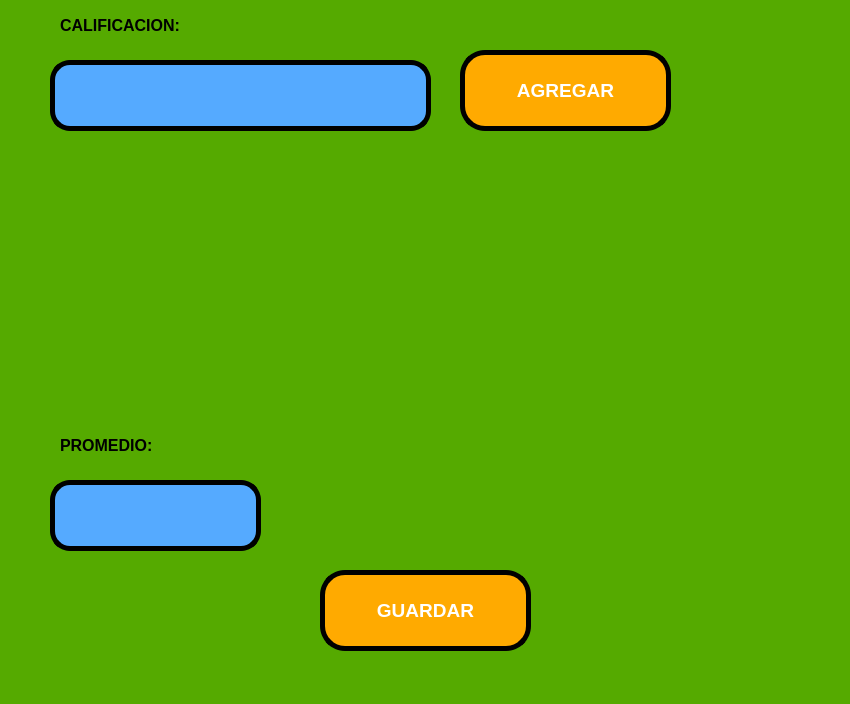
Boxy15/PIP_2025_1_Eq1, file Unidad 1/P06_PromedioNumero/P06_PromedioNumeros.ui: the form before one commit.
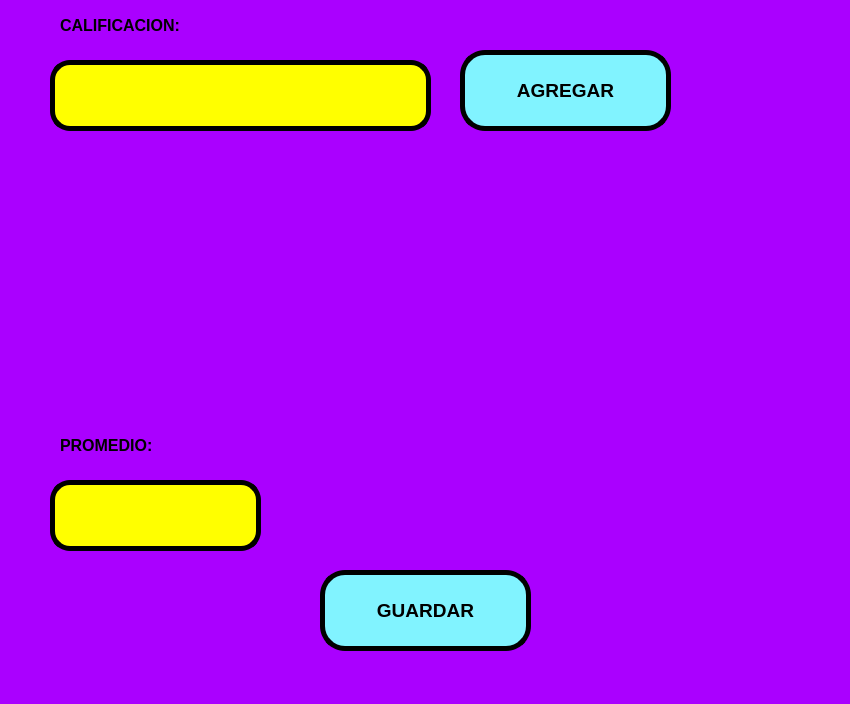
The form after the commit.

```diff
--- a/Unidad 1/P06_PromedioNumero/P06_PromedioNumeros.ui
+++ b/Unidad 1/P06_PromedioNumero/P06_PromedioNumeros.ui
@@ -14,7 +14,7 @@
    <string>MainWindow</string>
   </property>
   <property name="styleSheet">
-   <string notr="true">background-color: rgb(85, 170, 0);</string>
+   <string notr="true">background-color: rgb(170, 0, 255);</string>
   </property>
   <widget class="QWidget" name="centralwidget">
    <widget class="QPushButton" name="btn_Agregar">
@@ -37,9 +37,8 @@
      <enum>Qt::LeftToRight</enum>
     </property>
     <property name="styleSheet">
-     <string notr="true">background-color: rgb(170, 85, 255);
-background-color: rgb(255, 170, 0);
-color: rgb(255, 255, 255);
+     <string notr="true">background-color: rgb(129, 243, 255);
+color: rgb(0, 0, 0);
 border-radius: 25px;
 border:  5px solid black;</string>
     </property>
@@ -73,7 +72,7 @@
      <enum>Qt::LeftToRight</enum>
     </property>
     <property name="styleSheet">
-     <string notr="true">background-color: rgb(85, 170, 255);
+     <string notr="true">background-color: rgb(255, 255, 0);
 border-radius:20px;
 border:  5px solid black;</string>
     </property>
@@ -97,7 +96,7 @@
      <enum>Qt::LeftToRight</enum>
     </property>
     <property name="styleSheet">
-     <string notr="true">background-color: rgb(85, 170, 255);
+     <string notr="true">background-color: rgb(255, 255, 0);
 border-radius:20px;
 border:  5px solid black;</string>
     </property>
@@ -141,9 +140,8 @@
      <enum>Qt::LeftToRight</enum>
     </property>
     <property name="styleSheet">
-     <string notr="true">background-color: rgb(170, 85, 255);
-background-color: rgb(255, 170, 0);
-color: rgb(255, 255, 255);
+     <string notr="true">background-color: rgb(129, 243, 255);
+color: rgb(0, 0, 0);
 border-radius: 25px;
 border:  5px solid black;</string>
     </property>
```
